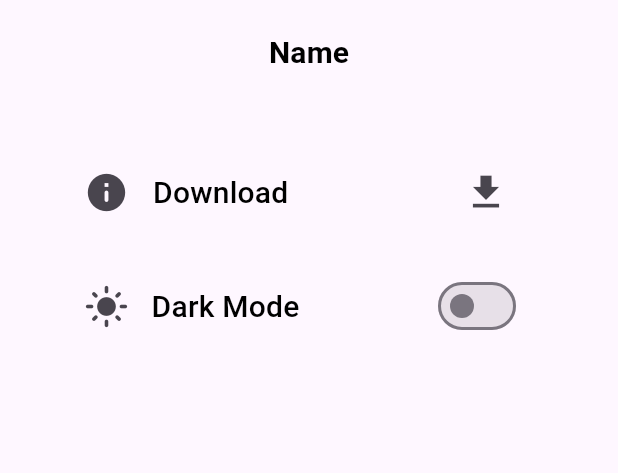
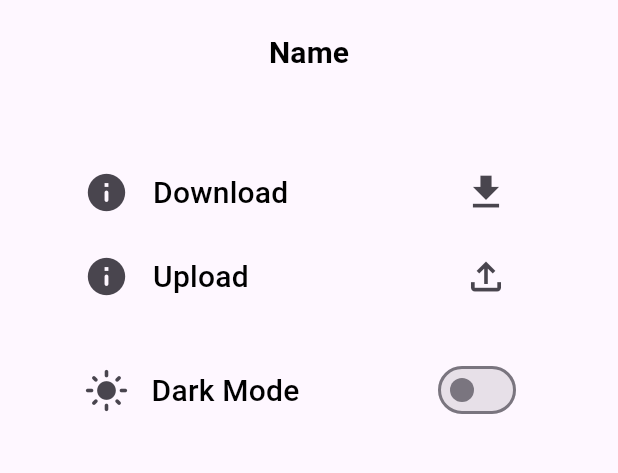
Before and after one commit to SatyamBhargav/Fusion, a Flutter app: the ProfileScreen screen opened directly, on a phone screen of 412 x 824 dp, the part 195-668 px from its top. Run offline on Flutter 3.47's test engine with Material 3 defaults, Android fonts, the phone set to English and light mode, and no system bars; our stand-ins replace file_picker, flutter_riverpod, sqflite; missing offline and left inert: excel; accounts and stored records are empty.

Commit message:
feat: user can upload there password excel sheet to the app

```diff
--- a/lib/main.dart
+++ b/lib/main.dart
@@ -3,7 +3,6 @@ import 'package:flutter/services.dart';
 import 'package:flutter_riverpod/flutter_riverpod.dart';
 import 'package:passgen/provider/theme_provider.dart';
 import 'package:passgen/screen/manualgenscreen.dart';
-import 'package:passgen/screen/passgenscreen.dart';
 import 'package:passgen/screen/tabscreen.dart';
 import 'package:passgen/screen/welcomescreen.dart';
 import 'package:sqflite/sqflite.dart';
@@ -66,7 +65,9 @@ class _MyAppState extends ConsumerState<MyApp> {
                 )),
               )
             : MaterialApp(
-                routes: {'/manualgenscreen': (context) => const ManualGenScreen()},
+                routes: {
+                  '/manualgenscreen': (context) => const ManualGenScreen()
+                },
                 themeMode: datavalue ? ThemeMode.dark : ThemeMode.light,
                 darkTheme: ThemeData.dark().copyWith(
                   colorScheme: kDarkColorScheme,
--- a/lib/model/passcard.dart
+++ b/lib/model/passcard.dart
@@ -5,7 +5,7 @@ const uuid = Uuid();
 class PasswordCard {
   PasswordCard(
       {required this.addTime,
-        required this.platformname,
+      required this.platformname,
       required this.userid,
       required this.length,
       required this.generatedpassword,
--- a/lib/screen/profilescreen.dart
+++ b/lib/screen/profilescreen.dart
@@ -1,3 +1,6 @@
+import 'dart:developer';
+
+import 'package:file_picker/file_picker.dart';
 import 'package:flutter/material.dart';
 import 'package:flutter_riverpod/flutter_riverpod.dart';
 import 'package:passgen/provider/avatarselector_provider.dart';
@@ -20,6 +23,17 @@ class _ProfileScreenState extends ConsumerState<ProfileScreen> {
     final userName = ref.watch(userDetailProvider);
     final userAvatar = ref.watch(userprofileprovider);
     // bool _isTrue = ref.watch(themeProvider);
+    String? filePath;
+    Future<void> pickFile(context) async {
+      FilePickerResult? result = await FilePicker.platform.pickFiles();
+
+      if (result != null) {
+        setState(() {
+          filePath = result.files.single.path!;
+        });
+      }
+      ref.read(passcardprovider.notifier).uploadData(filePath!, context);
+    }
 
     // ignore: unused_local_variable
     final userProfileImage = ref.watch(userprofileprovider);
@@ -79,6 +93,28 @@ class _ProfileScreenState extends ConsumerState<ProfileScreen> {
                                 size: 30,
                               )),
                         ),
+                        ListTile(
+                          leading: const Tooltip(
+                            message: 'Download Your Passwords',
+                            waitDuration: Duration(milliseconds: 0),
+                            child: Icon(
+                              Icons.info_rounded,
+                              size: 30,
+                            ),
+                          ),
+                          title: Text(
+                            'Upload',
+                            style: Theme.of(context).textTheme.titleMedium,
+                          ),
+                          trailing: IconButton(
+                              onPressed: () {
+                                pickFile(context);
+                              },
+                              icon: const Icon(
+                                Icons.file_upload_outlined,
+                                size: 30,
+                              )),
+                        ),
                         const SizedBox(height: 20),
                         Consumer(
                           builder: (context, ref, child) {
--- a/lib/screen/tabscreen.dart
+++ b/lib/screen/tabscreen.dart
@@ -29,7 +29,7 @@ class _TabScreenState extends State<TabScreen> {
           onPressed: () {
             ScaffoldMessenger.of(context).hideCurrentSnackBar();
             Navigator.of(context).push(MaterialPageRoute(
-                builder: (context) => const PassGenScreen()));
+                builder: (context) => const ManualGenScreen()));
           },
           shape:
               RoundedRectangleBorder(borderRadius: BorderRadius.circular(30)),
--- a/pubspec.yaml
+++ b/pubspec.yaml
@@ -16,7 +16,7 @@ publish_to: 'none' # Remove this line if you wish to publish to pub.dev
 # https://developer.apple.com/library/archive/documentation/General/Reference/InfoPlistKeyReference/Articles/CoreFoundationKeys.html
 # In Windows, build-name is used as the major, minor, and patch parts
 # of the product and file versions while build-number is used as the build suffix.
-version: 1.0.0+2
+version: 1.1.1+2
 
 environment:
   sdk: '>=3.1.5 <4.0.0'
@@ -39,7 +39,9 @@ dependencies:
   flutter_riverpod: ^2.4.5
   path: ^1.8.3
   sqflite: ^2.3.0
-  excel: ^4.0.0
+  excel: ^4.0.3
+  path_provider: ^2.1.2
+  file_picker: ^6.2.0
 
 
 
```
Also changed, not shown: lib/provider/savepass_provider.dart (+85 -0 lines), pubspec.lock, 2 other files.
